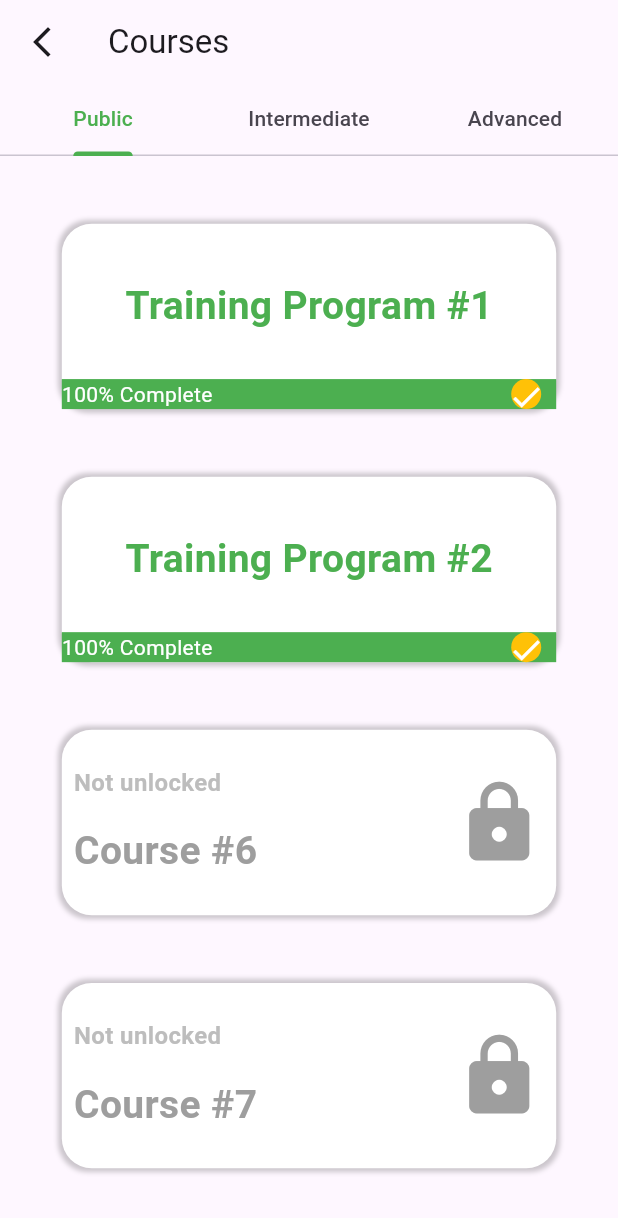
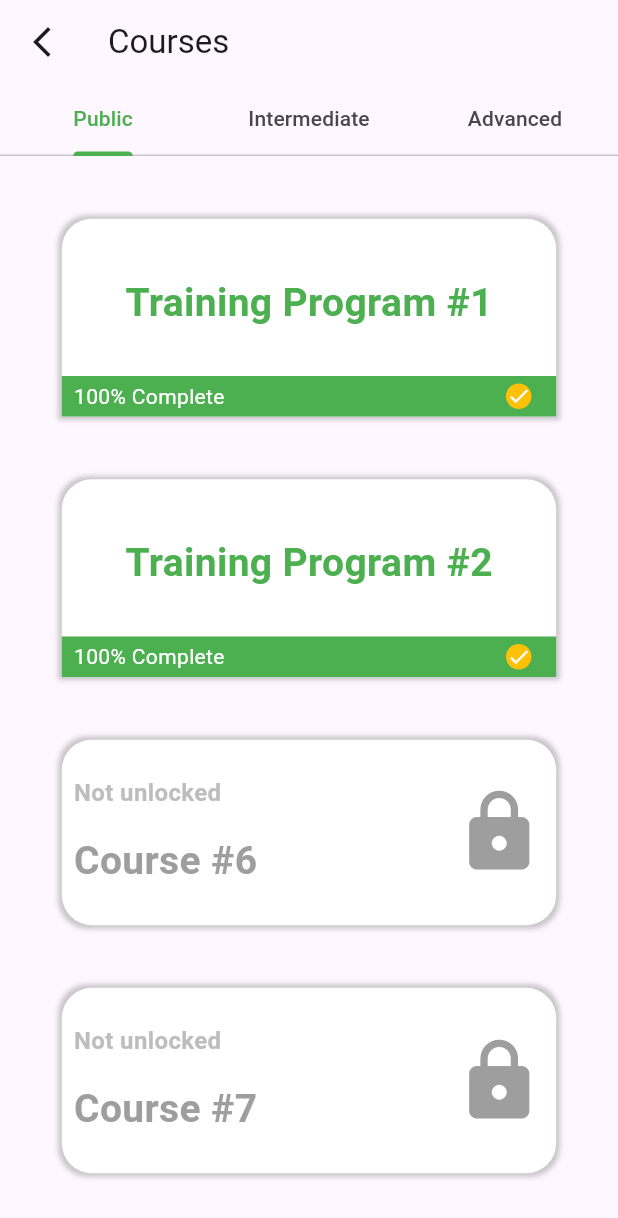
Before and after one commit to faizaashraf6093/course, a Flutter app: the CourseTab screen opened directly, on a phone screen of 412 x 824 dp. Shown: the top 1218 px of the screen. Run offline on Flutter 3.47's test engine with Material 2 defaults, Android fonts, the phone set to English and light mode, and no system bars.

Commit message:
Change the Ui

```diff
--- a/lib/components/course_container.dart
+++ b/lib/components/course_container.dart
@@ -19,7 +19,12 @@ class _CourseContainerState extends State<CourseContainer> {
     final height = MediaQuery.sizeOf(context).height;
     return Container(
       decoration: BoxDecoration(
-        borderRadius: BorderRadius.circular(20),
+        // borderRadius: BorderRadius.circular(20),
+        // Removed the bottom left and right border
+        borderRadius: const BorderRadius.only(
+          topLeft: Radius.circular(20),
+          topRight: Radius.circular(20),
+        ),
         boxShadow: [
           BoxShadow(
             color: Colors.black.withOpacity(0.2),
@@ -30,7 +35,7 @@ class _CourseContainerState extends State<CourseContainer> {
         color: Colors.white,
       ),
       width: width * .8,
-      height: height * .15,
+      height: height * .16,
       child: Column(
         mainAxisAlignment: MainAxisAlignment.end,
         children: [
@@ -45,20 +50,29 @@ class _CourseContainerState extends State<CourseContainer> {
           const SizedBox(height: 30),
           Container(
             color: Colors.green,
-            height: 20,
+            height: 27,
+            width: width * .8,
             child: const Row(
               mainAxisAlignment: MainAxisAlignment.spaceBetween,
               children: [
-                Text(
+                // Added padding to the text and icon
+                Padding(
+                  padding: EdgeInsets.only(left: 8.0),
+                  child: Text(
                     '100% Complete',
                     style: TextStyle(color: Colors.white),
                   ),
-                CircleAvatar(
+                ),
+                Padding(
+                  padding: EdgeInsets.all(5.0),
+                  child: CircleAvatar(
                       backgroundColor: Colors.amber,
                       child: Icon(
                         Icons.check,
                         color: Colors.white,
+                        size: 16,
                       )),
+                ),
               ],
             ),
           )
--- a/lib/components/dashboard_container.dart
+++ b/lib/components/dashboard_container.dart
@@ -3,6 +3,7 @@ import 'package:flutter/material.dart';
 class Item extends StatefulWidget {
   final String text;
   final String image;
+  // ignore: prefer_typing_uninitialized_variables
   final callback;
   const Item({super.key, required this.text, required this.image, required this.callback});
 
--- a/lib/main.dart
+++ b/lib/main.dart
@@ -1,5 +1,5 @@
-import 'package:course/views/dashboard.dart';
-import 'package:course/views/program.dart';
+import 'package:course/views/courses.dart';
+import 'package:course/views/tabs.dart';
 import 'package:flutter/material.dart';
 
 void main() {
@@ -18,7 +18,7 @@ class MyApp extends StatelessWidget {
         primarySwatch: Colors.green,
         useMaterial3: true,
       ),
-      home: const ProgramScreen(),
+      home: const CourseTab(),
     );
   }
 }
--- a/lib/views/program.dart
+++ b/lib/views/program.dart
@@ -23,9 +23,9 @@ class _ProgramScreenState extends State<ProgramScreen> {
             color: Colors.grey,
           ),
         ),
-        body: Column(
+        body: const Column(
           children: [
-            const ProgramContainer(),
+            ProgramContainer(),
           ],
         ));
   }
```
Lines whose indentation alone changed are shown as unchanged.
